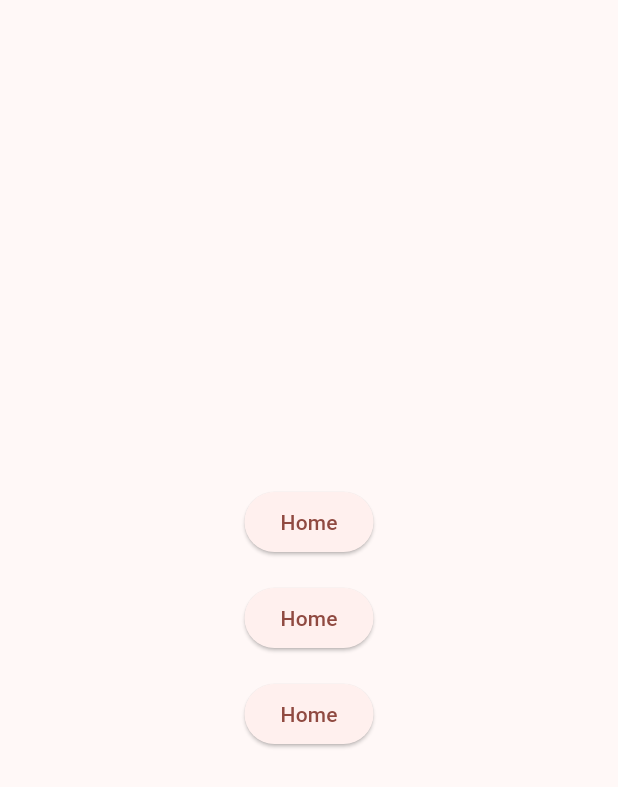
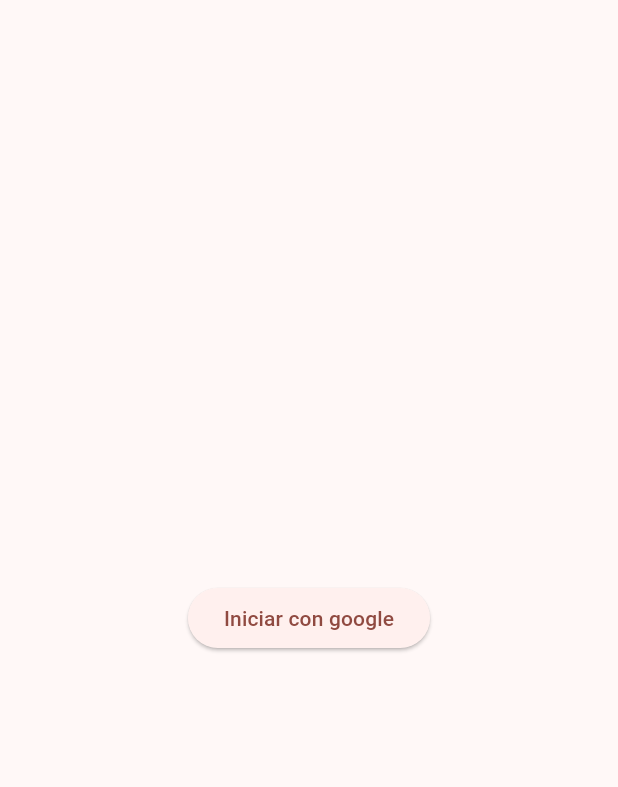
Before and after one commit to Maxtro2002/Validacion_terceros, a Flutter app: the screen it shows after launch, on a phone screen of 412 x 824 dp. Shown: the top 787 px of the screen. Run offline on Flutter 3.47's test engine with Material 2 defaults, Android fonts, the phone set to English and light mode, and no system bars; our stand-ins replace firebase_auth, firebase_core, google_sign_in; accounts and stored records are empty.

Commit message:
Autenticacion con google

```diff
--- a/lib/main.dart
+++ b/lib/main.dart
@@ -1,5 +1,6 @@
 import 'package:flutter/material.dart';
 import 'package:validacion_terceros/Pages/homeScreen.dart';
+import 'package:validacion_terceros/services/firebase_service.dart';
 
 void main() {
   runApp(const MyApp());
@@ -39,39 +40,27 @@ class _MyHomePageState extends State<MyHomePage> {
         mainAxisAlignment: MainAxisAlignment.center,
         crossAxisAlignment: CrossAxisAlignment.center,
         children: [
-          Column(
-            children: [
-              Center(
-                child: Padding(
-                  padding: const EdgeInsets.all(8.0),
-                  child: ElevatedButton(
-                      child: Text("Home"),
-                      onPressed: () => Navigator.push(
-                      context, MaterialPageRoute(builder: (context) => const Home()),
-                          )),
-                ),
-              ),
-              Center(
-                child: Padding(
-                  padding: const EdgeInsets.all(8.0),
-                  child: ElevatedButton(
-                      child: Text("Home"),
-                      onPressed: () => Navigator.push(
-                      context, MaterialPageRoute(builder: (context) => const Home()),
-                          )),
-                ),
-              ),
-             Center(
-                child: Padding(
-                  padding: const EdgeInsets.all(8.0),
-                  child: ElevatedButton(
-                      child: Text("Home"),
-                      onPressed: () => Navigator.push(
-                      context, MaterialPageRoute(builder: (context) => const Home()),
-                          )),
-                ),
-              ),
-            ],
+          FutureBuilder(
+            future: FirebaseService.firebaseInit(),
+            builder: (context, snapshot) {
+              if (snapshot.connectionState == ConnectionState.done) {
+                return Center(
+                  child: Padding(
+                    padding: const EdgeInsets.all(8.0),
+                    child: ElevatedButton(
+                      onPressed: () async {
+                        await FirebaseService.signInWithGoogle();
+                      },
+                      child: const Text("Iniciar con google"),
+                    ),
+                  ),
+                );
+              } else {
+                return const Center(
+                  child: CircularProgressIndicator(),
+                );
+              }
+            },
           ),
         ],
       ),
--- /dev/null
+++ b/lib/services/firebase_service.dart
@@ -0,0 +1,38 @@
+import 'package:firebase_auth/firebase_auth.dart';
+import 'package:firebase_core/firebase_core.dart';
+import 'package:google_sign_in/google_sign_in.dart';
+
+class FirebaseService {
+  static Future<Firebase?> firebaseInit() async {
+    try {
+      FirebaseApp app = await Firebase.initializeApp();
+    } catch (e) {
+      return null;
+    }
+  }
+
+  static Future<UserCredential> signInWithGoogle() async {
+    try {
+
+      GoogleSignIn signIn = GoogleSignIn(scopes: ["email"]);
+
+      // Trigger the authentication flow
+      final GoogleSignInAccount? googleUser = await signIn.signIn();
+
+      // Obtain the auth details from the request
+      final GoogleSignInAuthentication? googleAuth =
+          await googleUser?.authentication;
+
+      // Create a new credential
+      final credential = GoogleAuthProvider.credential(
+        accessToken: googleAuth?.accessToken,
+        idToken: googleAuth?.idToken,
+      );
+
+      // Once signed in, return the UserCredential
+      return await FirebaseAuth.instance.signInWithCredential(credential);
+    } catch (e) {
+      throw Exception("Error en el login");
+    }
+  }
+}
--- a/pubspec.yaml
+++ b/pubspec.yaml
@@ -35,6 +35,9 @@ dependencies:
   # The following adds the Cupertino Icons font to your application.
   # Use with the CupertinoIcons class for iOS style icons.
   cupertino_icons: ^1.0.2
+  firebase_auth: ^4.5.0
+  firebase_core: ^2.11.0
+  google_sign_in: ^6.1.0
 
 dev_dependencies:
   flutter_test:
```
Also changed, not shown: pubspec.lock, 7 other files.
